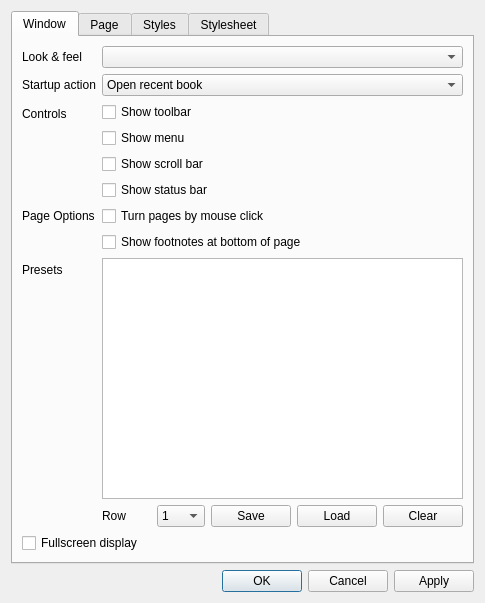
First picture: the form in cr3qt/src/settings.ui, repository EXL/coolreader, before the edit.
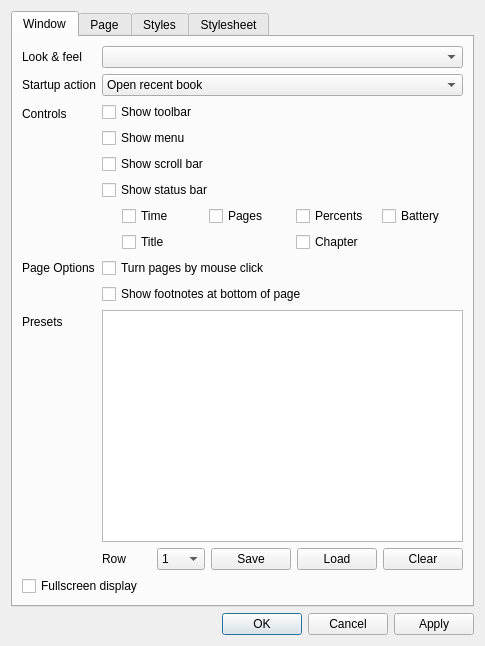
Second picture: the form after the edit. The open tabs and pages were chosen to show the change. Icons and pictures are not drawn. Custom widgets are drawn as their Qt base class.

The edit to the form file:
```diff
--- a/cr3qt/src/settings.ui
+++ b/cr3qt/src/settings.ui
@@ -125,35 +125,35 @@
            </item>
           </layout>
          </item>
-         <item row="3" column="0">
+         <item row="5" column="0">
           <widget class="QLabel" name="label_43">
            <property name="text">
             <string>Page Options</string>
            </property>
           </widget>
          </item>
-         <item row="3" column="1">
+         <item row="5" column="1">
           <widget class="QCheckBox" name="cbTurnPageMouse">
            <property name="text">
             <string>Turn pages by mouse click</string>
            </property>
           </widget>
          </item>
-         <item row="4" column="1">
+         <item row="6" column="1">
           <widget class="QCheckBox" name="cbShowFootNotes">
            <property name="text">
             <string>Show footnotes at bottom of page</string>
            </property>
           </widget>
          </item>
-         <item row="5" column="0">
+         <item row="7" column="0">
           <widget class="QLabel" name="label_45">
            <property name="text">
             <string>Presets</string>
            </property>
           </widget>
          </item>
-         <item row="5" column="1">
+         <item row="7" column="1">
           <widget class="QTableWidget" name="tablePresets">
            <property name="minimumSize">
             <size>
@@ -163,7 +163,7 @@
            </property>
           </widget>
          </item>
-         <item row="6" column="1">
+         <item row="8" column="1">
           <layout class="QHBoxLayout" name="horizontalLayout_13">
            <item>
             <widget class="QLabel" name="label_44">
@@ -224,6 +224,88 @@
            </item>
           </layout>
          </item>
+         <item row="3" column="1">
+          <layout class="QHBoxLayout" name="horizontalLayout_15">
+           <item>
+            <spacer name="horizontalSpacer_6">
+             <property name="orientation">
+              <enum>Qt::Horizontal</enum>
+             </property>
+             <property name="sizeType">
+              <enum>QSizePolicy::Maximum</enum>
+             </property>
+             <property name="sizeHint" stdset="0">
+              <size>
+               <width>20</width>
+               <height>20</height>
+              </size>
+             </property>
+            </spacer>
+           </item>
+           <item>
+            <widget class="QCheckBox" name="cbStaTime">
+             <property name="text">
+              <string>Time</string>
+             </property>
+            </widget>
+           </item>
+           <item>
+            <widget class="QCheckBox" name="cbStaPages">
+             <property name="text">
+              <string>Pages</string>
+             </property>
+            </widget>
+           </item>
+           <item>
+            <widget class="QCheckBox" name="cbStaPercents">
+             <property name="text">
+              <string>Percents</string>
+             </property>
+            </widget>
+           </item>
+           <item>
+            <widget class="QCheckBox" name="cbStaBatt">
+             <property name="text">
+              <string>Battery</string>
+             </property>
+            </widget>
+           </item>
+          </layout>
+         </item>
+         <item row="4" column="1">
+          <layout class="QHBoxLayout" name="horizontalLayout_16">
+           <item>
+            <spacer name="horizontalSpacer_7">
+             <property name="orientation">
+              <enum>Qt::Horizontal</enum>
+             </property>
+             <property name="sizeType">
+              <enum>QSizePolicy::Maximum</enum>
+             </property>
+             <property name="sizeHint" stdset="0">
+              <size>
+               <width>20</width>
+               <height>20</height>
+              </size>
+             </property>
+            </spacer>
+           </item>
+           <item>
+            <widget class="QCheckBox" name="cbStaTitle">
+             <property name="text">
+              <string>Title</string>
+             </property>
+            </widget>
+           </item>
+           <item>
+            <widget class="QCheckBox" name="cbStaChapter">
+             <property name="text">
+              <string>Chapter</string>
+             </property>
+            </widget>
+           </item>
+          </layout>
+         </item>
         </layout>
        </item>
        <item>
```
